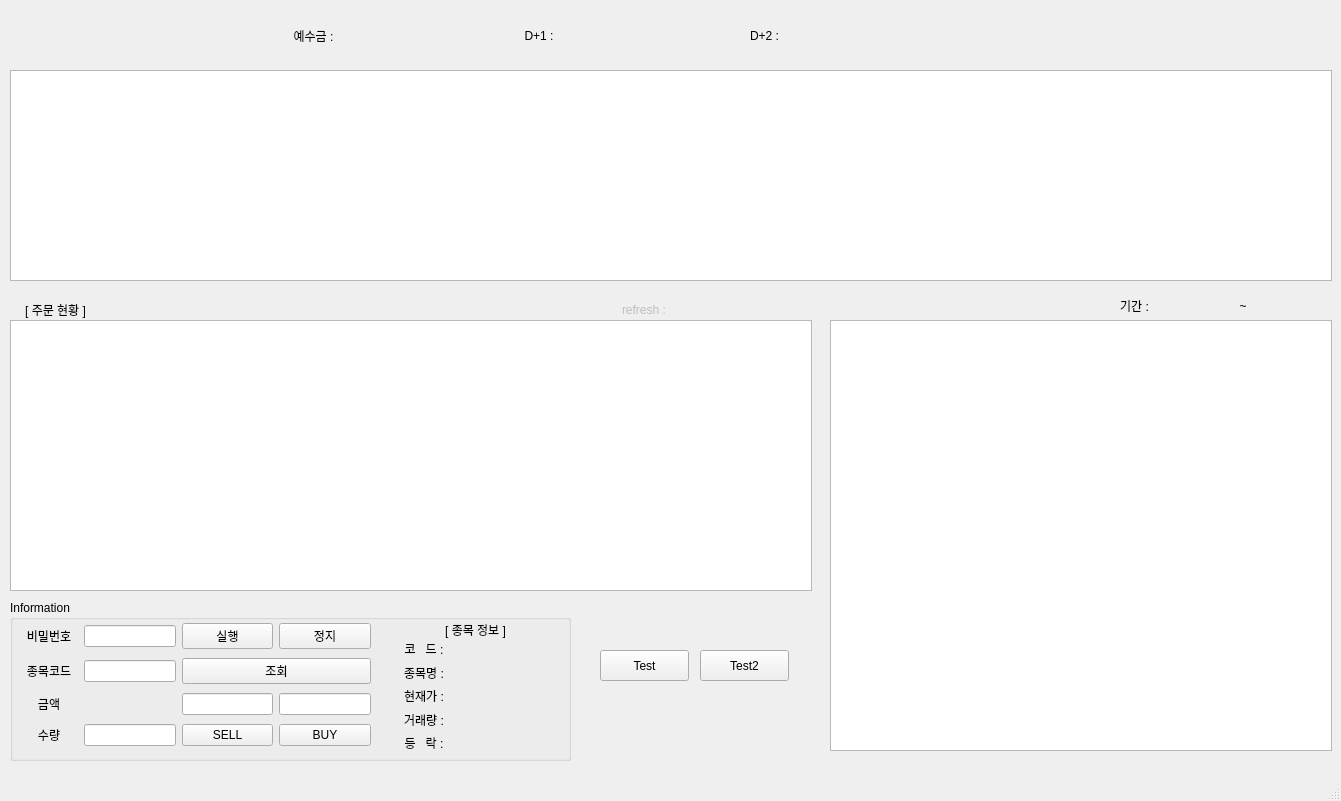
First picture: the form in K3/interface.ui, repository naikiki87/python, before the edit.
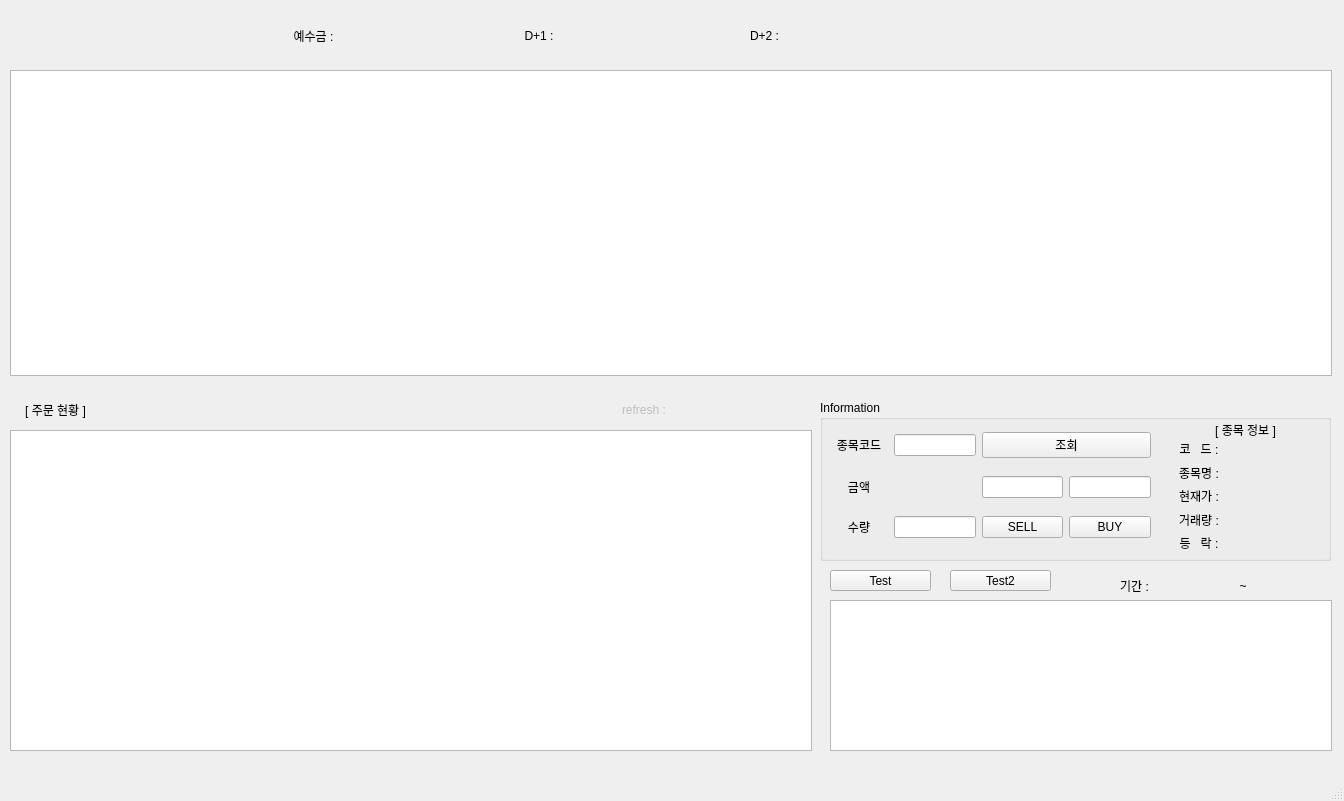
Second picture: the form after the edit.

What changed in the file:
```diff
--- a/K3/interface.ui
+++ b/K3/interface.ui
@@ -6,7 +6,7 @@
    <rect>
     <x>0</x>
     <y>0</y>
-    <width>1341</width>
+    <width>1344</width>
     <height>801</height>
    </rect>
   </property>
@@ -26,7 +26,7 @@
       <x>10</x>
       <y>70</y>
       <width>1322</width>
-      <height>211</height>
+      <height>306</height>
      </rect>
     </property>
     <property name="rowCount">
@@ -174,9 +174,9 @@
     <property name="geometry">
      <rect>
       <x>10</x>
-      <y>320</y>
+      <y>430</y>
       <width>802</width>
-      <height>271</height>
+      <height>321</height>
      </rect>
     </property>
     <property name="rowCount">
@@ -202,7 +202,7 @@
     <property name="geometry">
      <rect>
       <x>10</x>
-      <y>300</y>
+      <y>400</y>
       <width>91</width>
       <height>20</height>
      </rect>
@@ -217,9 +217,9 @@
    <widget class="QGroupBox" name="groupBox">
     <property name="geometry">
      <rect>
-      <x>10</x>
-      <y>600</y>
-      <width>561</width>
+      <x>820</x>
+      <y>400</y>
+      <width>511</width>
       <height>161</height>
      </rect>
     </property>
@@ -229,9 +229,9 @@
     <widget class="QWidget" name="layoutWidget">
      <property name="geometry">
       <rect>
-       <x>370</x>
+       <x>340</x>
        <y>40</y>
-       <width>181</width>
+       <width>161</width>
        <height>111</height>
       </rect>
      </property>
@@ -362,7 +362,7 @@
      </property>
      <property name="geometry">
       <rect>
-       <x>420</x>
+       <x>380</x>
        <y>20</y>
        <width>91</width>
        <height>20</height>
@@ -380,33 +380,12 @@
       <rect>
        <x>10</x>
        <y>20</y>
-       <width>351</width>
+       <width>321</width>
        <height>131</height>
       </rect>
      </property>
      <layout class="QGridLayout" name="gridLayout">
-      <item row="0" column="1">
-       <widget class="QLineEdit" name="input_acc_pw">
-        <property name="echoMode">
-         <enum>QLineEdit::Password</enum>
-        </property>
-       </widget>
-      </item>
-      <item row="1" column="1">
-       <widget class="QLineEdit" name="code_edit">
-        <property name="enabled">
-         <bool>true</bool>
-        </property>
-       </widget>
-      </item>
-      <item row="1" column="2" colspan="2">
-       <widget class="QPushButton" name="btn_ITEM_LOOKUP">
-        <property name="text">
-         <string>조회</string>
-        </property>
-       </widget>
-      </item>
-      <item row="1" column="0">
+      <item row="0" column="0">
        <widget class="QLabel" name="label">
         <property name="enabled">
          <bool>true</bool>
@@ -419,38 +398,34 @@
         </property>
        </widget>
       </item>
-      <item row="3" column="3">
-       <widget class="QPushButton" name="btn_BUY">
-        <property name="text">
-         <string>BUY</string>
-        </property>
-       </widget>
+      <item row="1" column="3">
+       <widget class="QLineEdit" name="wid_sell_price"/>
       </item>
-      <item row="2" column="2">
+      <item row="1" column="2">
        <widget class="QLineEdit" name="wid_buy_price"/>
       </item>
-      <item row="0" column="3">
-       <widget class="QPushButton" name="btn_STOP">
-        <property name="text">
-         <string>정지</string>
-        </property>
-       </widget>
-      </item>
-      <item row="3" column="1">
-       <widget class="QLineEdit" name="buy_sell_count">
-        <property name="enabled">
-         <bool>true</bool>
-        </property>
-       </widget>
-      </item>
-      <item row="3" column="2">
+      <item row="2" column="2">
        <widget class="QPushButton" name="btn_SELL">
         <property name="text">
          <string>SELL</string>
         </property>
        </widget>
       </item>
-      <item row="3" column="0">
+      <item row="0" column="2" colspan="2">
+       <widget class="QPushButton" name="btn_ITEM_LOOKUP">
+        <property name="text">
+         <string>조회</string>
+        </property>
+       </widget>
+      </item>
+      <item row="2" column="3">
+       <widget class="QPushButton" name="btn_BUY">
+        <property name="text">
+         <string>BUY</string>
+        </property>
+       </widget>
+      </item>
+      <item row="2" column="0">
        <widget class="QLabel" name="label_3">
         <property name="text">
          <string>수량</string>
@@ -460,7 +435,21 @@
         </property>
        </widget>
       </item>
-      <item row="2" column="0">
+      <item row="0" column="1">
+       <widget class="QLineEdit" name="code_edit">
+        <property name="enabled">
+         <bool>true</bool>
+        </property>
+       </widget>
+      </item>
+      <item row="2" column="1">
+       <widget class="QLineEdit" name="buy_sell_count">
+        <property name="enabled">
+         <bool>true</bool>
+        </property>
+       </widget>
+      </item>
+      <item row="1" column="0">
        <widget class="QLabel" name="label_2">
         <property name="text">
          <string>금액</string>
@@ -470,29 +459,6 @@
         </property>
        </widget>
       </item>
-      <item row="0" column="0">
-       <widget class="QLabel" name="label_18">
-        <property name="enabled">
-         <bool>true</bool>
-        </property>
-        <property name="text">
-         <string>  비밀번호  </string>
-        </property>
-        <property name="alignment">
-         <set>Qt::AlignCenter</set>
-        </property>
-       </widget>
-      </item>
-      <item row="0" column="2">
-       <widget class="QPushButton" name="btn_START">
-        <property name="text">
-         <string>실행</string>
-        </property>
-       </widget>
-      </item>
-      <item row="2" column="3">
-       <widget class="QLineEdit" name="wid_sell_price"/>
-      </item>
      </layout>
     </widget>
    </widget>
@@ -500,9 +466,9 @@
     <property name="geometry">
      <rect>
       <x>830</x>
-      <y>320</y>
+      <y>600</y>
       <width>502</width>
-      <height>431</height>
+      <height>151</height>
      </rect>
     </property>
     <property name="rowCount">
@@ -525,7 +491,7 @@
     <property name="geometry">
      <rect>
       <x>1120</x>
-      <y>290</y>
+      <y>570</y>
       <width>211</width>
       <height>31</height>
      </rect>
@@ -610,7 +576,7 @@
     <property name="geometry">
      <rect>
       <x>690</x>
-      <y>300</y>
+      <y>400</y>
       <width>121</width>
       <height>20</height>
      </rect>
@@ -629,7 +595,7 @@
     <property name="geometry">
      <rect>
       <x>620</x>
-      <y>300</y>
+      <y>400</y>
       <width>61</width>
       <height>20</height>
      </rect>
@@ -644,10 +610,10 @@
    <widget class="QPushButton" name="btn_TEST">
     <property name="geometry">
      <rect>
-      <x>600</x>
-      <y>650</y>
-      <width>89</width>
-      <height>31</height>
+      <x>830</x>
+      <y>570</y>
+      <width>101</width>
+      <height>21</height>
      </rect>
     </property>
     <property name="text">
@@ -657,10 +623,10 @@
    <widget class="QPushButton" name="btn_TEST_2">
     <property name="geometry">
      <rect>
-      <x>700</x>
-      <y>650</y>
-      <width>89</width>
-      <height>31</height>
+      <x>950</x>
+      <y>570</y>
+      <width>101</width>
+      <height>21</height>
      </rect>
     </property>
     <property name="text">
```
Left out of the diff: 2 changed lines with no effect on the pictures.
